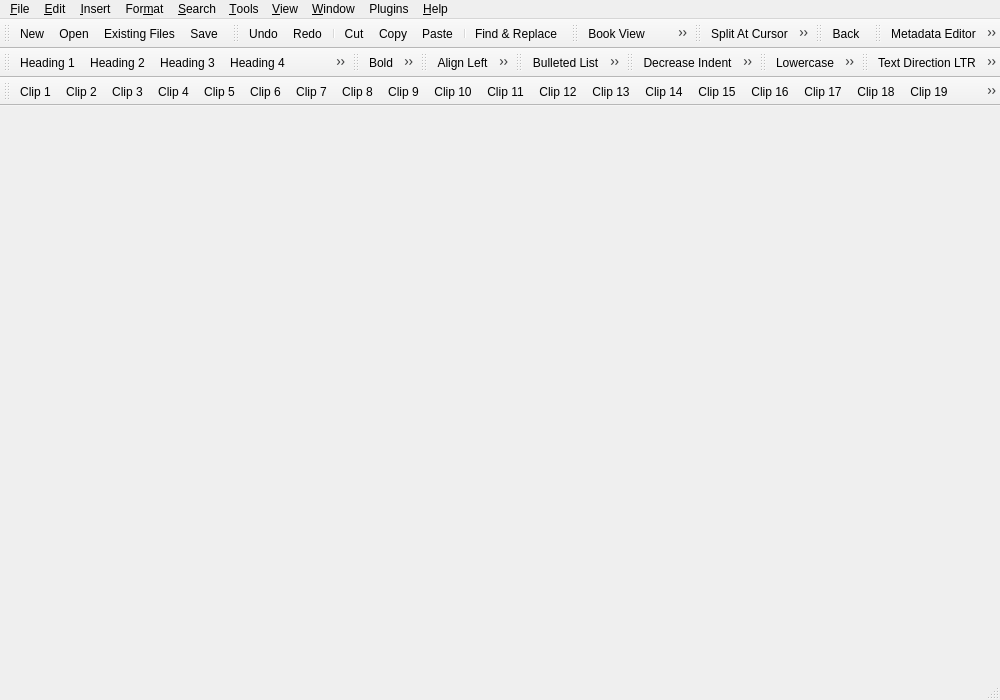
Above: src/Form_Files/main.ui from luojilab/Magic before the change. Below: the same form after it.
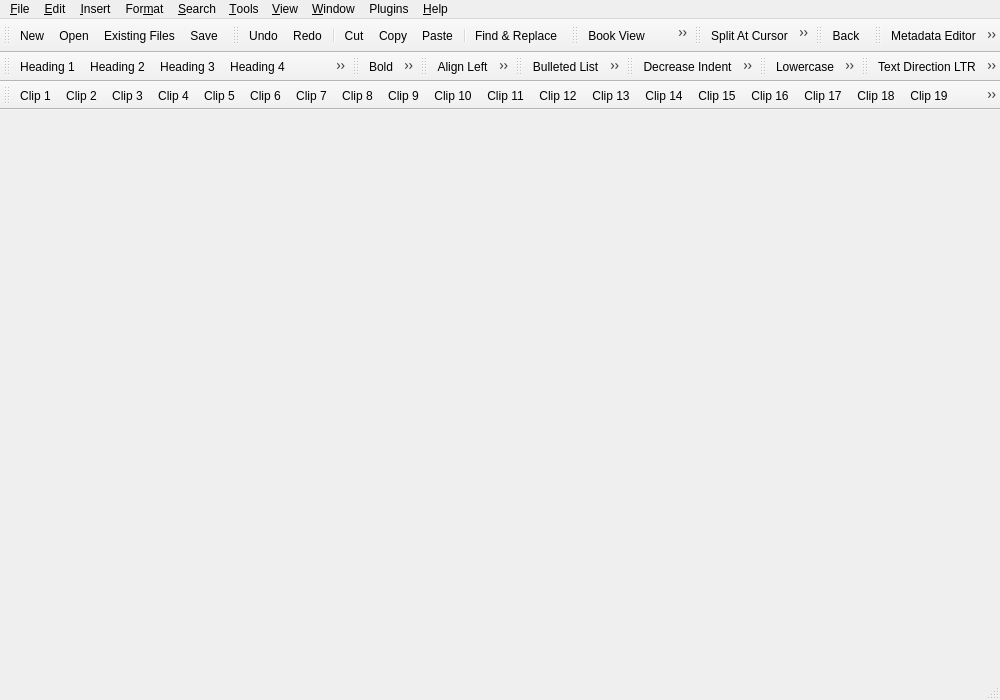
That is the form after the change. Icons and pictures are not drawn.

Commit message: 1.添加夜间模式 2.修改界面按照比例resize的方法

Patch:
```diff
--- a/src/Form_Files/main.ui
+++ b/src/Form_Files/main.ui
@@ -483,6 +483,10 @@
    <addaction name="actionPlugin3"/>
    <addaction name="actionPlugin4"/>
    <addaction name="actionPlugin5"/>
+   <addaction name="actionNormalColor"/>
+   <addaction name="actionGreen"/>
+   <addaction name="actionYellow"/>
+   <addaction name="actionNight"/>
   </widget>
   <widget class="QToolBar" name="toolBarHeadings">
    <property name="windowTitle">
@@ -2425,6 +2429,26 @@
     <string>全书目录</string>
    </property>
   </action>
+  <action name="actionYellow">
+   <property name="text">
+    <string>黄色</string>
+   </property>
+  </action>
+  <action name="actionGreen">
+   <property name="text">
+    <string>绿色</string>
+   </property>
+  </action>
+  <action name="actionNormalColor">
+   <property name="text">
+    <string>正常</string>
+   </property>
+  </action>
+  <action name="actionNight">
+   <property name="text">
+    <string>夜间模式</string>
+   </property>
+  </action>
  </widget>
  <resources>
   <include location="../Resource_Files/main/main.qrc"/>
```
The commit also changes 6 other files.
